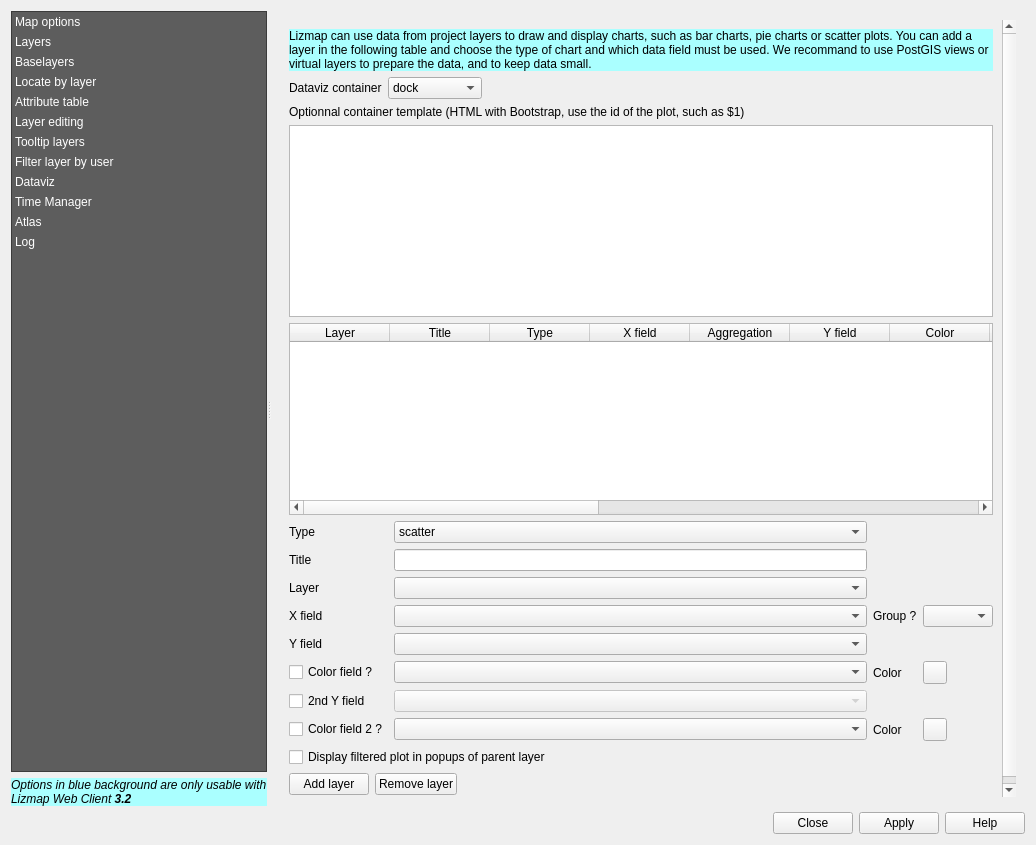
Above: ui_lizmap.ui from 3liz/lizmap-plugin before the change. Below: the same form after it.
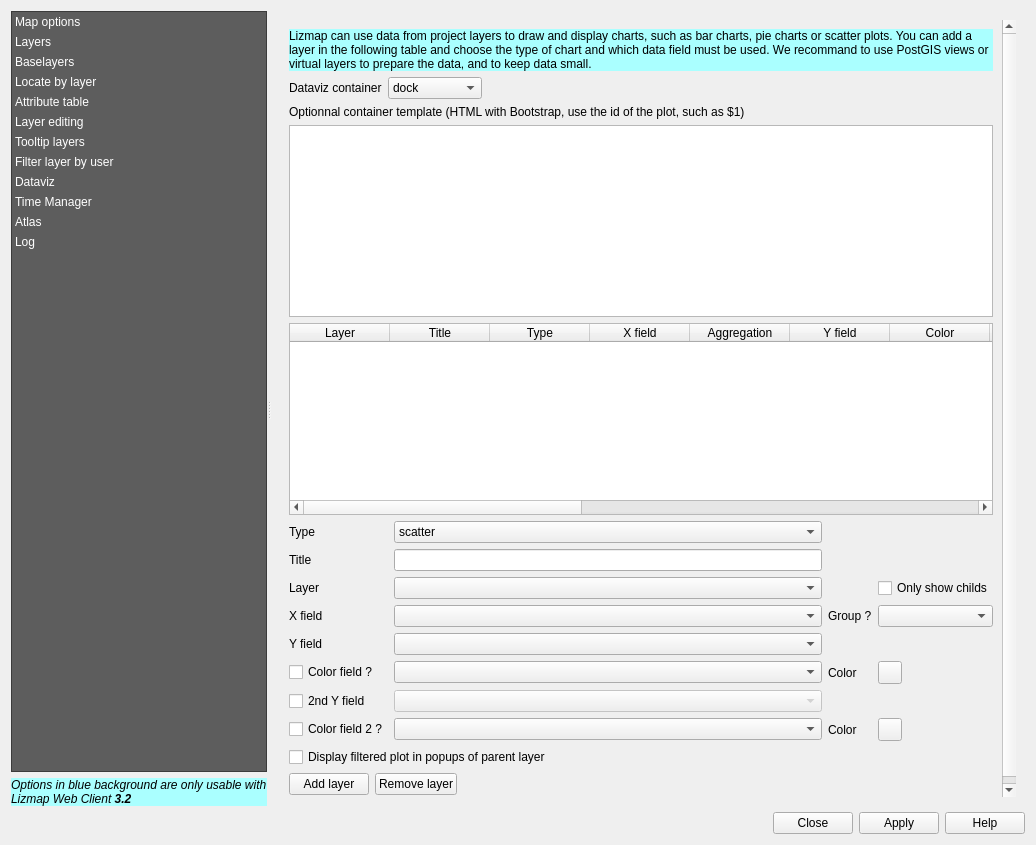
That is the form after the change. The open tabs and pages were chosen to show the change. Icons and pictures are not drawn. Custom widgets are drawn as their Qt base class.

Commit message: [QGIS][Relation]add of a button in Dataviz who permit you to hide parent plot

Diff of the .ui file:
```diff
--- a/ui_lizmap.ui
+++ b/ui_lizmap.ui
@@ -3190,7 +3190,7 @@
                 <x>0</x>
                 <y>0</y>
                 <width>725</width>
-                <height>854</height>
+                <height>871</height>
                </rect>
               </property>
               <layout class="QVBoxLayout" name="verticalLayout_19">
@@ -3348,6 +3348,11 @@
                    <string>Popup for main layer</string>
                   </property>
                  </column>
+                 <column>
+                  <property name="text">
+                   <string>Only show childs</string>
+                  </property>
+                 </column>
                  <column>
                   <property name="text">
                    <string>Popup for children</string>
@@ -3598,6 +3603,13 @@
                    </property>
                   </widget>
                  </item>
+                 <item row="3" column="3">
+                  <widget class="QCheckBox" name="cbDatavizOnlyShowChilds">
+                   <property name="text">
+                    <string>Only show childs</string>
+                   </property>
+                  </widget>
+                 </item>
                 </layout>
                </item>
                <item>
```
Left out of the diff: 48 changed lines with no effect on the pictures. The commit also changes 1 other file.
